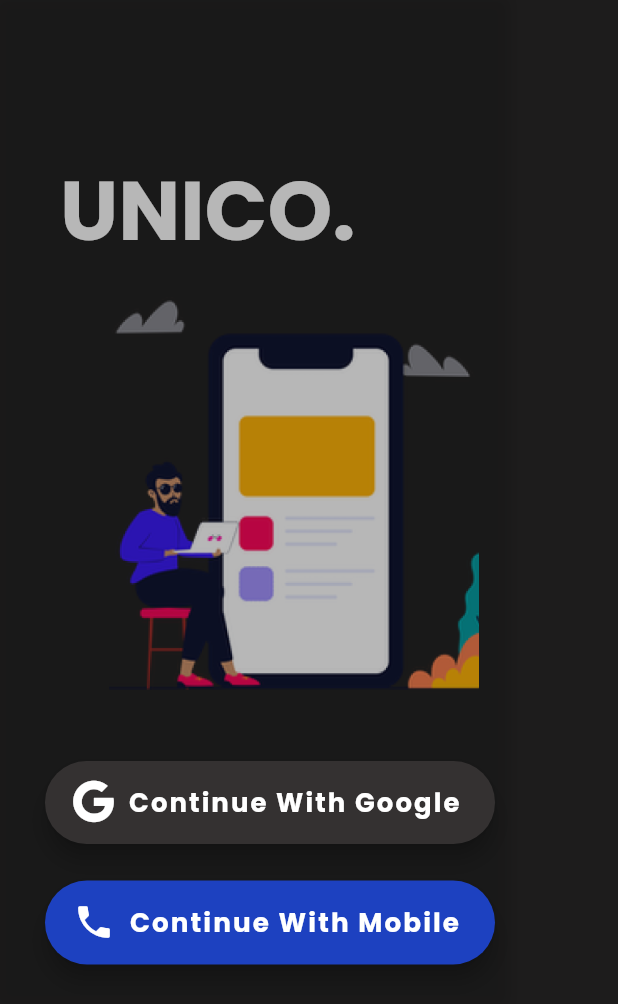
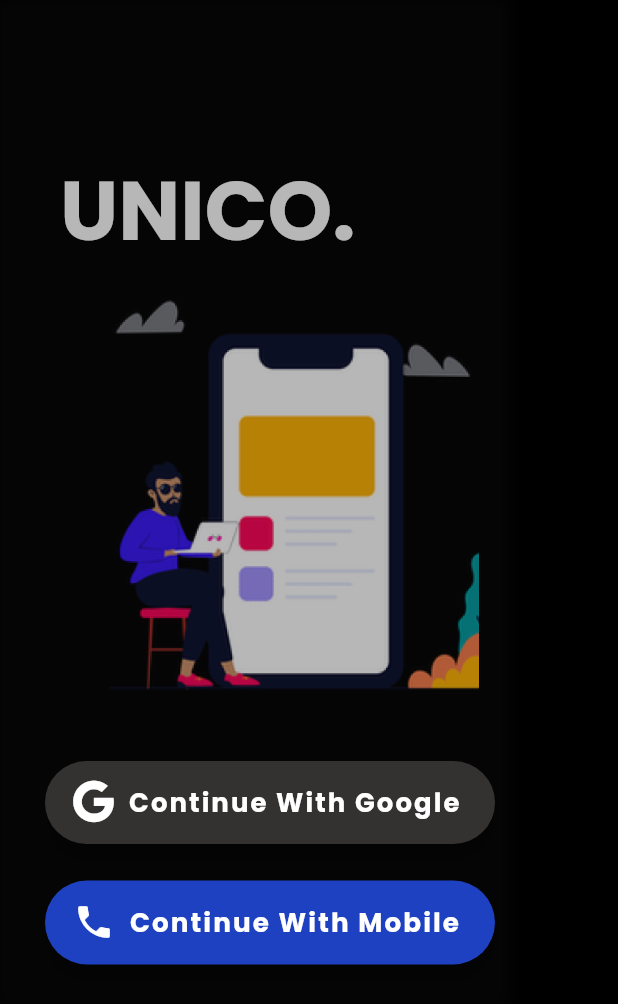
Before and after one commit to Huloiarnata/Unico-everyday-chatting-application, a Flutter app: the screen it shows after launch, on a phone screen of 412 x 824 dp. Shown: the top 1004 px of the screen. Run offline on Flutter 3.47's test engine with Material 2 defaults, Android fonts, the phone set to English and light mode, and no system bars; our stand-ins replace otp_text_field.

Commit message:
main Update

```diff
--- a/lib/main.dart
+++ b/lib/main.dart
@@ -17,15 +17,16 @@ class Unico extends StatefulWidget {
 class _UnicoState extends State<Unico> {
   @override
   Widget build(BuildContext context) {
-    // var height = MediaQuery.of(context).size.height;
-    // var width = MediaQuery.of(context).size.width;
+    //double height = MediaQuery.of(context).size.height;
+    //double width = MediaQuery.of(context).size.width;
     return MaterialApp(
       routes: <String, WidgetBuilder>{
         '/mobile_login': (BuildContext context) => const Mobile_Login(),
-        '/otp': (BuildContext context) => Otp(),
+        '/otp': (BuildContext context) => const Otp(),
         '/myscreen': (BuildContext context) => My_Inbox(),
       },
-      theme: ThemeData(scaffoldBackgroundColor: const Color(0xFF1D1C1C)),
+      theme: ThemeData(
+          scaffoldBackgroundColor: const Color.fromARGB(255, 0, 0, 0)),
       home: const Scaffold(body: Home()),
       debugShowCheckedModeBanner: false,
     );
```
